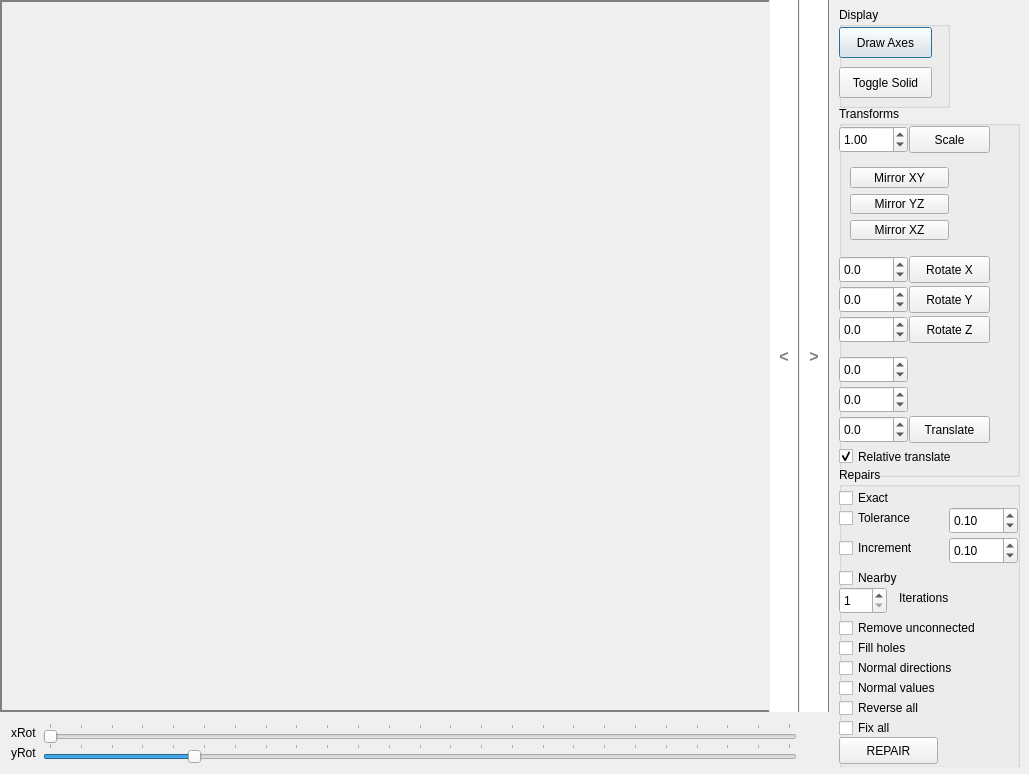
Before: the Qt Designer form window.ui in admesh/ADMeshGUI, drawn with Qt 5.
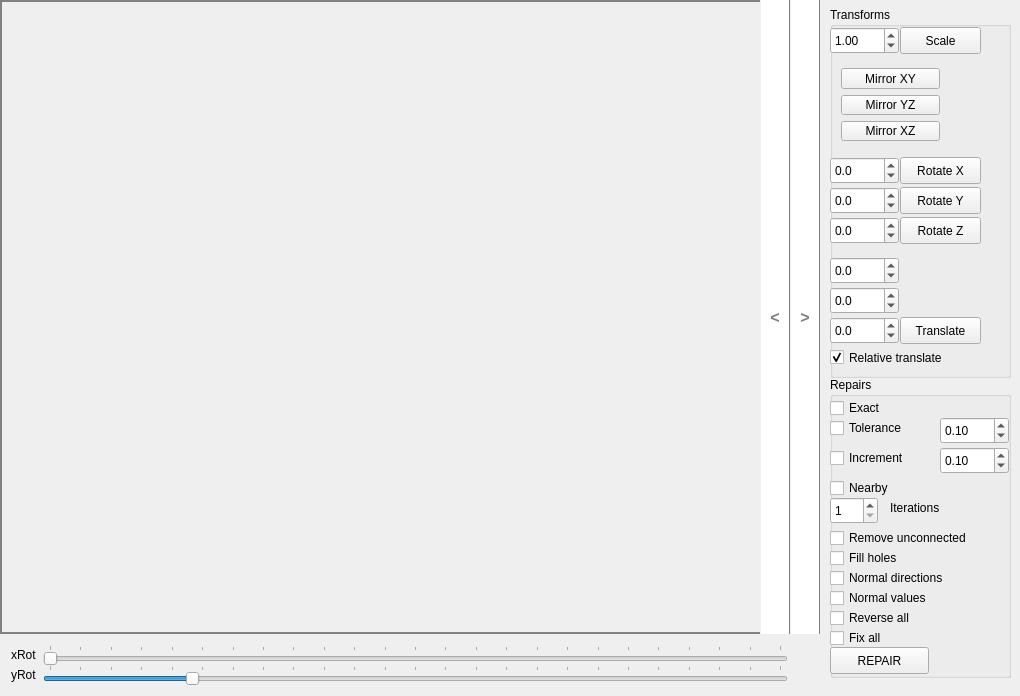
After: the same form once the commit is applied. Custom widgets are drawn as their Qt base class.

Commit message: Remove display setting from side menu

The edit to the form file:
```diff
--- a/window.ui
+++ b/window.ui
@@ -6,8 +6,8 @@
    <rect>
     <x>0</x>
     <y>0</y>
-    <width>1029</width>
-    <height>774</height>
+    <width>1020</width>
+    <height>696</height>
    </rect>
   </property>
   <property name="minimumSize">
@@ -334,65 +334,11 @@
        <property name="styleSheet">
         <string notr="true"/>
        </property>
-       <widget class="QGroupBox" name="groupBox">
-        <property name="geometry">
-         <rect>
-          <x>10</x>
-          <y>0</y>
-          <width>111</width>
-          <height>101</height>
-         </rect>
-        </property>
-        <property name="title">
-         <string>Display</string>
-        </property>
-        <widget class="QPushButton" name="AxesButton">
-         <property name="geometry">
-          <rect>
-           <x>0</x>
-           <y>20</y>
-           <width>93</width>
-           <height>31</height>
-          </rect>
-         </property>
-         <property name="sizePolicy">
-          <sizepolicy hsizetype="Minimum" vsizetype="Minimum">
-           <horstretch>0</horstretch>
-           <verstretch>0</verstretch>
-          </sizepolicy>
-         </property>
-         <property name="text">
-          <string>Draw Axes</string>
-         </property>
-         <property name="default">
-          <bool>true</bool>
-         </property>
-        </widget>
-        <widget class="QPushButton" name="toggleSolidButton">
-         <property name="geometry">
-          <rect>
-           <x>0</x>
-           <y>60</y>
-           <width>93</width>
-           <height>31</height>
-          </rect>
-         </property>
-         <property name="sizePolicy">
-          <sizepolicy hsizetype="Preferred" vsizetype="Preferred">
-           <horstretch>0</horstretch>
-           <verstretch>0</verstretch>
-          </sizepolicy>
-         </property>
-         <property name="text">
-          <string>Toggle Solid</string>
-         </property>
-        </widget>
-       </widget>
        <widget class="QGroupBox" name="groupBox_2">
         <property name="geometry">
          <rect>
           <x>10</x>
-          <y>99</y>
+          <y>0</y>
           <width>181</width>
           <height>371</height>
          </rect>
@@ -724,7 +670,7 @@
         <property name="geometry">
          <rect>
           <x>10</x>
-          <y>460</y>
+          <y>370</y>
           <width>181</width>
           <height>301</height>
          </rect>
```
Left out of the diff: 186 changed lines with no effect on the pictures.
